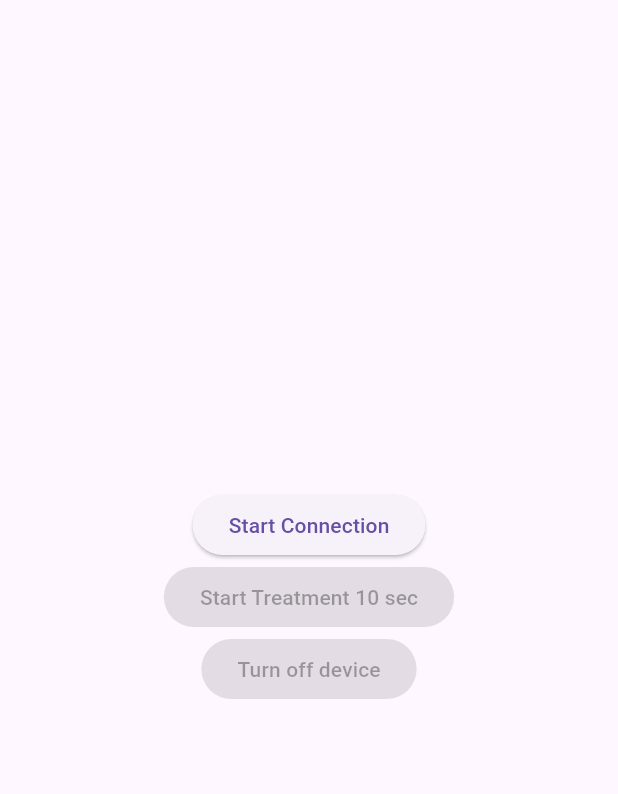
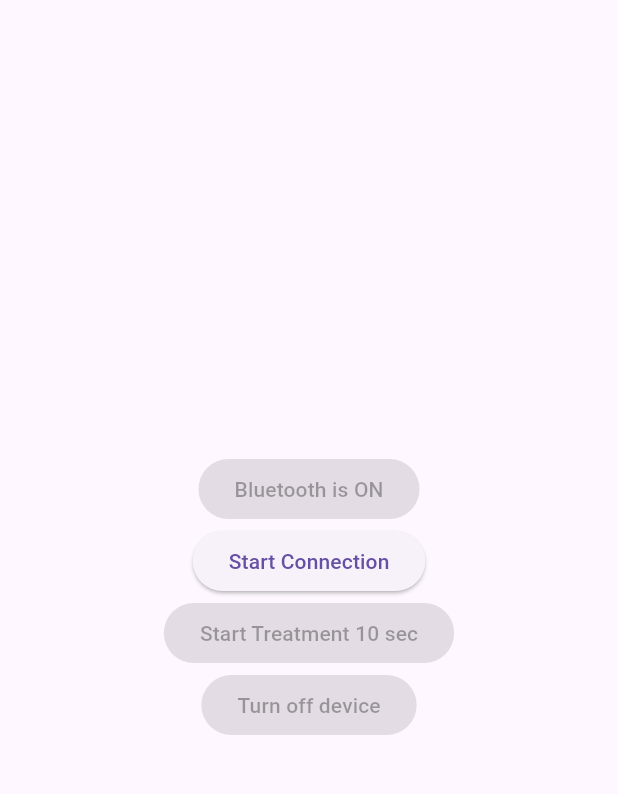
Before and after one commit to abhijeetnapses/uv_ble_sdk, a Flutter app: the screen it shows after launch, on a phone screen of 412 x 824 dp, the part 63-857 px from its top. Run offline on Flutter 3.47's test engine with Material 3 defaults, Android fonts, the phone set to English and light mode, and no system bars; our stand-ins replace equatable, flutter_bloc, flutter_blue_plus, plugin_platform_interface.

Commit message:
+android bluetooth example update

```diff
--- a/example/lib/main.dart
+++ b/example/lib/main.dart
@@ -1,3 +1,5 @@
+import 'dart:io';
+
 import 'package:flutter/material.dart';
 import 'package:flutter_bloc/flutter_bloc.dart';
 import 'package:uv_ble_sdk/bloc/uv_bloc.dart';
@@ -59,8 +61,18 @@ class _MyAppState extends State<MyApp> {
               return Column(
                 mainAxisAlignment: MainAxisAlignment.center,
                 children: [
+                  if (Platform.isAndroid)
+                    ElevatedButton(
+                        onPressed: !UvBleSdk.instance.isBluetoothOn
+                            ? () {
+                                _uvBleSdkPlugin.turnOnBluetooth();
+                              }
+                            : null,
+                        child: Text(UvBleSdk.instance.isBluetoothOn
+                            ? "Bluetooth is ON"
+                            : "Turn on Bluetooth")),
                   ElevatedButton(
-                      onPressed: !isConnected
+                      onPressed: !isConnected && (UvBleSdk.instance.isBluetoothOn || Platform.isIOS)
                           ? () {
                               _uvBleSdkPlugin.connectWithUVDevice();
                             }
--- a/lib/ui/mock_dialog.dart
+++ b/lib/ui/mock_dialog.dart
@@ -31,7 +31,7 @@ class MockDialog extends StatelessWidget {
 
   Widget _buildDialogContent(BuildContext context) {
     return Container(
-      padding: const EdgeInsets.all(10),
+      padding: const EdgeInsets.all(5),
       decoration: BoxDecoration(
         color: Colors.white,
         borderRadius: BorderRadius.circular(10.0),
@@ -49,7 +49,7 @@ class MockDialog extends StatelessWidget {
               ),
             ),
           ),
-          Row(
+          Column(
             mainAxisAlignment: MainAxisAlignment.spaceAround,
             children: <Widget>[
               ElevatedButton(
```
Also changed, not shown: lib/uv_ble_sdk.dart (+15 -3 lines).
